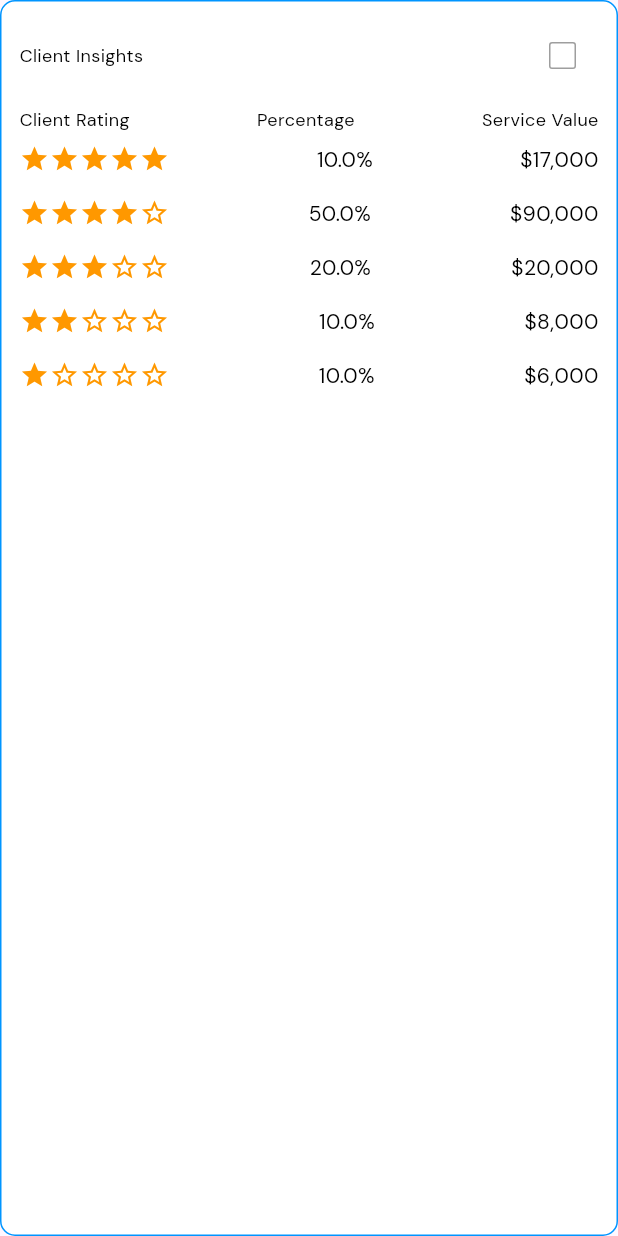
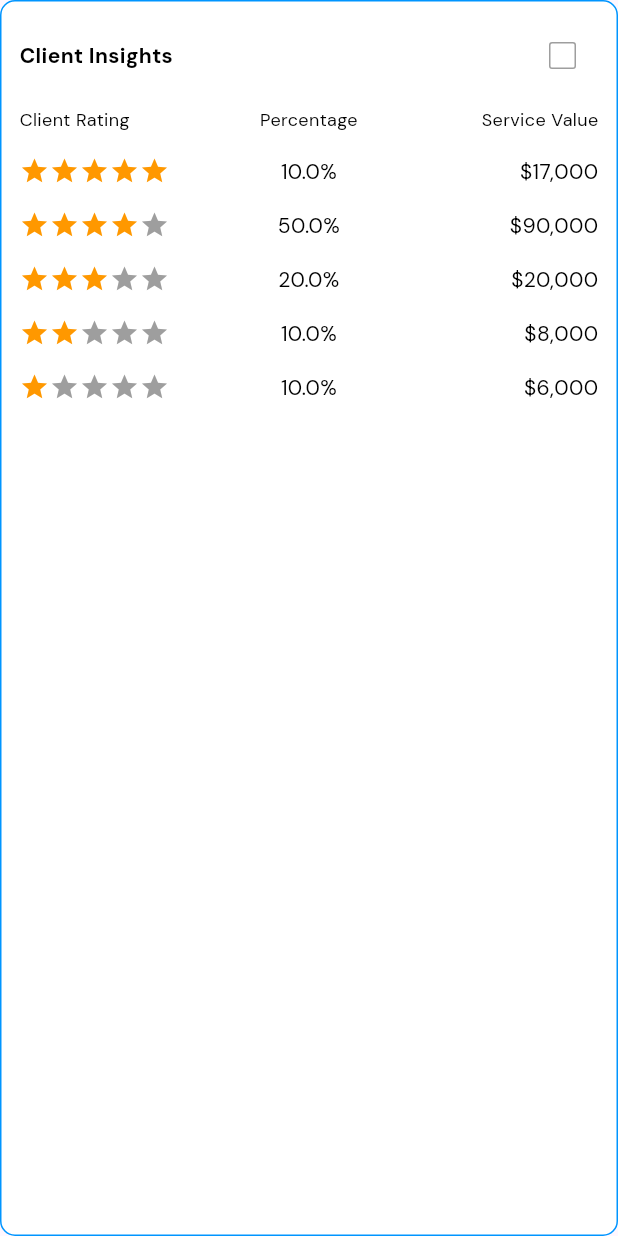
Before and after one commit to Abdulazizmudakavi/dashboard, a Flutter app: the InsightsView widget shown alone on an empty page, opened directly, on a phone screen of 412 x 824 dp. Run offline on Flutter 3.47's test engine with Material 3 defaults, Android fonts, the phone set to English and light mode, and no system bars; drawn by our look-alikes of flutter_rating_bar; our stand-ins replace fl_chart, get.

Commit message:
dashboard

```diff
--- a/lib/app/modules/dashboard/views/insights_view.dart
+++ b/lib/app/modules/dashboard/views/insights_view.dart
@@ -1,7 +1,7 @@
 import 'package:flutter/material.dart';
+import 'package:flutter_rating_bar/flutter_rating_bar.dart';
 import 'package:get/get.dart';
 import '../controllers/dashboard_controller.dart';
-// import 'package:custom_rating_bar/custom_rating_bar.dart';
 
 class InsightsView extends GetView<DashboardController> {
   InsightsView({super.key});
@@ -26,8 +26,8 @@ class InsightsView extends GetView<DashboardController> {
                 const Text(
                   "Client Insights",
                   style: TextStyle(
-                    fontSize: 12,
-                    fontWeight: FontWeight.normal,
+                    fontSize: 14,
+                    fontWeight: FontWeight.bold,
                     color: Colors.black,
                   ),
                 ),
@@ -42,7 +42,7 @@ class InsightsView extends GetView<DashboardController> {
                     }
                   },
                   checkColor: const Color(0xFF0055BB),
-                  fillColor: WidgetStatePropertyAll(Colors.white),
+                  fillColor: const MaterialStatePropertyAll(Colors.white),
                   side: const BorderSide(
                     width: 1.0,
                     color: Colors.grey,
@@ -53,33 +53,46 @@ class InsightsView extends GetView<DashboardController> {
             const SizedBox(height: 10),
             Row(
               mainAxisAlignment: MainAxisAlignment.spaceBetween,
-              children: const [
-                Text(
+              children: [
+                Expanded(
+                  flex: 3,
+                  child: Text(
                     "Client Rating",
-                  style: TextStyle(
+                    textAlign: TextAlign.left,
+                    style: const TextStyle(
                       fontSize: 12,
                       fontWeight: FontWeight.normal,
                       color: Colors.black,
                     ),
                   ),
-                Text(
+                ),
+                Expanded(
+                  flex: 2,
+                  child: Text(
                     "Percentage",
-                  style: TextStyle(
+                    textAlign: TextAlign.center,
+                    style: const TextStyle(
                       fontSize: 12,
                       fontWeight: FontWeight.normal,
                       color: Colors.black,
                     ),
                   ),
-                Text(
+                ),
+                Expanded(
+                  flex: 3,
+                  child: Text(
                     "Service Value",
-                  style: TextStyle(
+                    textAlign: TextAlign.right,
+                    style: const TextStyle(
                       fontSize: 12,
                       fontWeight: FontWeight.normal,
                       color: Colors.black,
                     ),
                   ),
+                ),
               ],
             ),
+            const SizedBox(height: 8),
             ...List.generate(controller.insightsList.length, (index) {
               final insightsData = controller.insightsList[index];
               return Padding(
@@ -87,34 +100,41 @@ class InsightsView extends GetView<DashboardController> {
                 child: Row(
                   mainAxisAlignment: MainAxisAlignment.spaceBetween,
                   children: [
-                    Row(
-                      children: List.generate(5, (starIndex) {
-                        return Icon(
-                          starIndex < insightsData['clientRating']
-                              ? Icons.star
-                              : Icons.star_border,
+                    Expanded(
+                      flex: 3,
+                      child: RatingBarIndicator(
+                        rating: insightsData['clientRating'].toDouble(),
+                        itemBuilder: (context, _) => const Icon(
+                          Icons.star,
                           color: Colors.orange,
-                          size: 20,
-                        );
-                      }),
                         ),
-
-                    Text(
+                        itemCount: 5,
+                        itemSize: 20.0,
+                        direction: Axis.horizontal,
+                      ),
+                    ),
+                    Expanded(
+                      flex: 2,
+                      child: Text(
                         "${insightsData['percentage']}%",
+                        textAlign: TextAlign.center,
                         style: const TextStyle(
                           fontSize: 14,
                           color: Colors.black,
                           fontWeight: FontWeight.normal,
                         ),
                       ),
-
-
-                    Text(
+                    ),
+                    Expanded(
+                      flex: 3,
+                      child: Text(
                         insightsData['serviceValue'],
+                        textAlign: TextAlign.right,
                         style: const TextStyle(
                           fontSize: 14,
                           color: Colors.black,
                           fontWeight: FontWeight.normal,
+                        ),
                       ),
                     ),
                   ],
--- a/pubspec.yaml
+++ b/pubspec.yaml
@@ -42,7 +42,7 @@ dependencies:
 dev_dependencies:
   flutter_test:
     sdk: flutter
-  custom_rating_bar: ^3.0.0
+  flutter_rating_bar: ^4.0.0
 
   # The "flutter_lints" package below contains a set of recommended lints to
   # encourage good coding practices. The lint set provided by the package is
```
Also changed, not shown: lib/app/modules/dashboard/views/btn_top_view.dart (+39 -45 lines), lib/app/modules/dashboard/views/invoices_response_view.dart (deleted, +0 -305 lines), pubspec.lock. Lines whose indentation alone changed are shown as unchanged.
